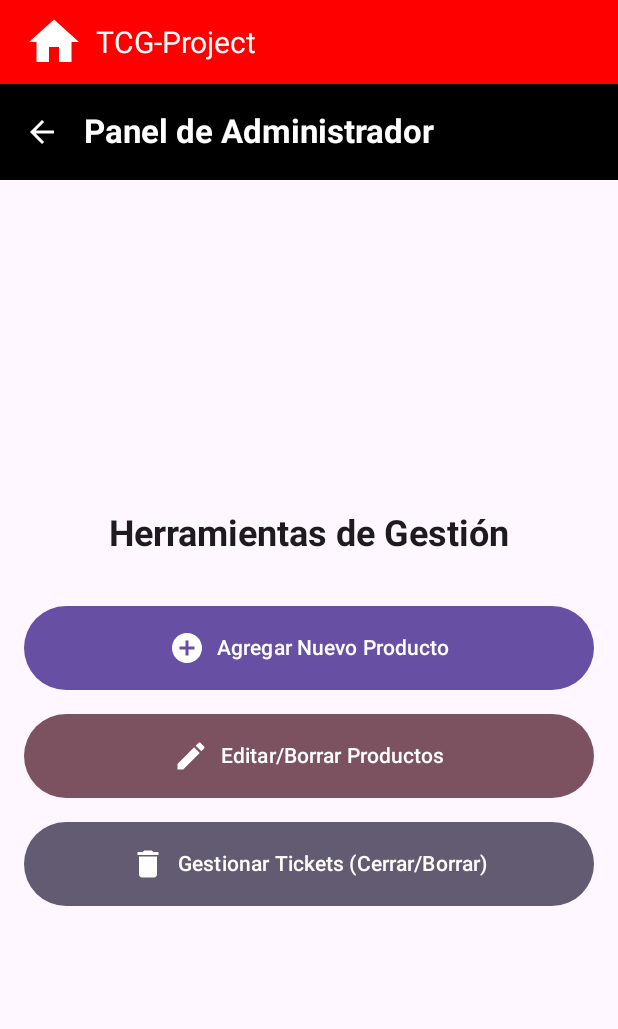
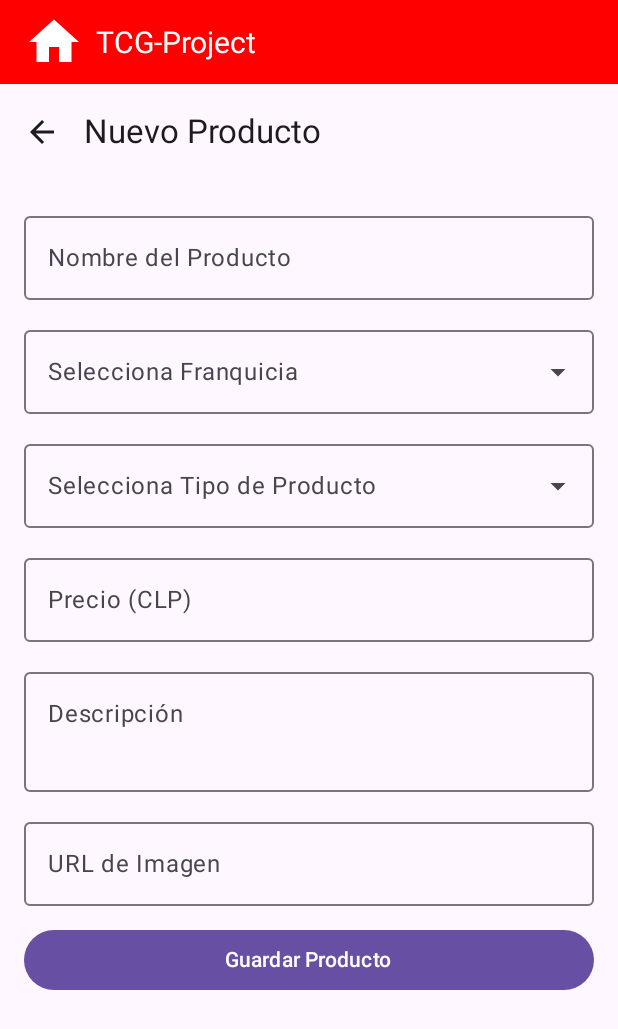
Before and after one commit to Cri-orellana/Proyecto-app-movil, an Android app built with Jetpack Compose: the AdminScreen screen opened through its navigation route, after a tap on "Agregar Nuevo Producto", on a phone screen of 412 x 824 dp. Shown: the top 1029 px of the screen. Run offline under Robolectric (Android 15) with nearby library versions, the light colour scheme and no system bars; pictures from the network do not load.

Commit message:
se agregan funciones borrar y crear objeto en la vision del administrador

```diff
--- a/app/src/main/java/com/example/movil_tcg_app/MainActivity.kt
+++ b/app/src/main/java/com/example/movil_tcg_app/MainActivity.kt
@@ -5,12 +5,18 @@ import android.os.Bundle
 import androidx.activity.ComponentActivity
 import androidx.activity.compose.setContent
 import androidx.activity.enableEdgeToEdge
+import androidx.compose.foundation.layout.Box
+import androidx.compose.foundation.layout.fillMaxSize
 import androidx.compose.foundation.layout.padding
+import androidx.compose.material3.Button
 import androidx.compose.material3.Scaffold
+import androidx.compose.material3.Text
 import androidx.compose.ui.Modifier
 import androidx.compose.ui.platform.LocalContext
 import androidx.compose.runtime.collectAsState
 import androidx.compose.runtime.getValue
+import androidx.compose.ui.Alignment
+import androidx.compose.ui.unit.dp
 import androidx.lifecycle.viewmodel.compose.viewModel
 import androidx.navigation.NavType
 import androidx.navigation.compose.NavHost
@@ -111,6 +117,27 @@ class MainActivity : ComponentActivity() {
                     composable("divisas") {
                         DivisasScreen(viewModel = monedaViewModel)
                     }
+
+                    composable(PantallaApp.AgregarProducto.ruta) {
+                        AgregarProductoScreen(controladorNavegacion, productoViewModel)
+                    }
+
+                    composable(PantallaApp.BorrarProducto.ruta) {
+                        BorrarProductoScreen(
+                            navController = controladorNavegacion,
+                            viewModel = productoViewModel,
+                            imageLoader = imageLoader
+                        )
+                    }
+
+                    composable(PantallaApp.AdminTickets.ruta) {
+                        Box(modifier = Modifier.fillMaxSize(), contentAlignment = Alignment.Center) {
+                            Text("Pantalla de Gestión de Tickets (En construcción)")
+                            Button(onClick = { controladorNavegacion.popBackStack() }, modifier = Modifier.padding(top=32.dp)) {
+                                Text("Volver")
+                            }
+                        }
+                    }
                 }
             }
         }
--- a/app/src/main/java/com/example/movil_tcg_app/view/AdminScreen.kt
+++ b/app/src/main/java/com/example/movil_tcg_app/view/AdminScreen.kt
@@ -5,7 +5,7 @@ import androidx.compose.material.icons.Icons
 import androidx.compose.material.icons.filled.AddCircle
 import androidx.compose.material.icons.filled.ArrowBack
 import androidx.compose.material.icons.filled.Delete
-import androidx.compose.material.icons.filled.Edit
+import androidx.compose.material.icons.filled.List
 import androidx.compose.material3.*
 import androidx.compose.runtime.Composable
 import androidx.compose.ui.Alignment
@@ -48,9 +48,21 @@ fun AdminScreen(navController: NavController) {
             Spacer(modifier = Modifier.height(32.dp))
 
             Button(
-                onClick = { /* TODO: Crear producto */ },
-                modifier = Modifier.fillMaxWidth().height(56.dp),
-                colors = ButtonDefaults.buttonColors(containerColor = MaterialTheme.colorScheme.primary)
+                onClick = { navController.navigate(PantallaApp.BorrarProducto.ruta) },
+                modifier = Modifier.fillMaxWidth().height(60.dp),
+                colors = ButtonDefaults.buttonColors(containerColor = MaterialTheme.colorScheme.error) // Rojo
+            ) {
+                Icon(Icons.Default.Delete, contentDescription = null)
+                Spacer(Modifier.width(8.dp))
+                Text("Eliminar Productos")
+            }
+
+            Spacer(modifier = Modifier.height(16.dp))
+
+            Button(
+                onClick = { navController.navigate(PantallaApp.AgregarProducto.ruta) },
+                modifier = Modifier.fillMaxWidth().height(60.dp),
+                colors = ButtonDefaults.buttonColors(containerColor = MaterialTheme.colorScheme.primary) // Azul/Morado
             ) {
                 Icon(Icons.Default.AddCircle, contentDescription = null)
                 Spacer(Modifier.width(8.dp))
@@ -60,25 +72,13 @@ fun AdminScreen(navController: NavController) {
             Spacer(modifier = Modifier.height(16.dp))
 
             Button(
-                onClick = { /* TODO: Lógica para editar/borrar */ },
-                modifier = Modifier.fillMaxWidth().height(56.dp),
-                colors = ButtonDefaults.buttonColors(containerColor = MaterialTheme.colorScheme.tertiary)
+                onClick = { navController.navigate(PantallaApp.AdminTickets.ruta) },
+                modifier = Modifier.fillMaxWidth().height(60.dp),
+                colors = ButtonDefaults.buttonColors(containerColor = Color.DarkGray)
             ) {
-                Icon(Icons.Default.Edit, contentDescription = null)
+                Icon(Icons.Default.List, contentDescription = null)
                 Spacer(Modifier.width(8.dp))
-                Text("Editar/Borrar Productos")
-            }
-
-            Spacer(modifier = Modifier.height(16.dp))
-
-            Button(
-                onClick = { /* TODO: Ver todos los tickets */ },
-                modifier = Modifier.fillMaxWidth().height(56.dp),
-                colors = ButtonDefaults.buttonColors(containerColor = MaterialTheme.colorScheme.secondary)
-            ) {
-                Icon(Icons.Default.Delete, contentDescription = null)
-                Spacer(Modifier.width(8.dp))
-                Text("Gestionar Tickets (Cerrar/Borrar)")
+                Text("Gestionar Tickets (Admin)")
             }
         }
     }
--- /dev/null
+++ b/app/src/main/java/com/example/movil_tcg_app/view/AgregarProductoScreen.kt
@@ -0,0 +1,192 @@
+package com.example.movil_tcg_app.view
+
+import android.widget.Toast
+import androidx.compose.foundation.layout.*
+import androidx.compose.foundation.rememberScrollState
+import androidx.compose.foundation.text.KeyboardOptions
+import androidx.compose.foundation.verticalScroll
+import androidx.compose.material.icons.Icons
+import androidx.compose.material.icons.filled.ArrowBack
+import androidx.compose.material3.*
+import androidx.compose.runtime.*
+import androidx.compose.ui.Modifier
+import androidx.compose.ui.graphics.Color
+import androidx.compose.ui.platform.LocalContext
+import androidx.compose.ui.text.input.KeyboardType
+import androidx.compose.ui.unit.dp
+import androidx.navigation.NavController
+import com.example.movil_tcg_app.model.ProductoApi
+import com.example.movil_tcg_app.viewmodel.ProductoViewModel
+
+@OptIn(ExperimentalMaterial3Api::class)
+@Composable
+fun AgregarProductoScreen(
+    navController: NavController,
+    viewModel: ProductoViewModel
+) {
+    val state by viewModel.uiState.collectAsState()
+    val context = LocalContext.current
+
+    val listaFranquicias = listOf("pokemon", "yugioh", "magic", "mitos")
+    val listaTipos = listOf("cartas", "decks", "boxes", "accesorios")
+
+    var nombre by remember { mutableStateOf("") }
+
+    var franquicia by remember { mutableStateOf("") }
+    var tipo by remember { mutableStateOf("") }
+
+    var precio by remember { mutableStateOf("") }
+    var descripcion by remember { mutableStateOf("") }
+    var urlImagen by remember { mutableStateOf("") }
+
+    LaunchedEffect(state.mensajeExito) {
+        state.mensajeExito?.let {
+            Toast.makeText(context, it, Toast.LENGTH_SHORT).show()
+            viewModel.limpiarEstados()
+            navController.popBackStack()
+        }
+    }
+
+    Scaffold(
+        topBar = {
+            TopAppBar(
+                title = { Text("Nuevo Producto") },
+                navigationIcon = {
+                    IconButton(onClick = { navController.popBackStack() }) {
+                        Icon(Icons.Default.ArrowBack, contentDescription = null)
+                    }
+                }
+            )
+        }
+    ) { padding ->
+        Column(
+            modifier = Modifier
+                .fillMaxSize()
+                .padding(padding)
+                .padding(16.dp)
+                .verticalScroll(rememberScrollState()),
+            verticalArrangement = Arrangement.spacedBy(12.dp)
+        ) {
+            OutlinedTextField(
+                value = nombre,
+                onValueChange = { nombre = it },
+                label = { Text("Nombre del Producto") },
+                modifier = Modifier.fillMaxWidth()
+            )
+
+            DropdownInput(
+                label = "Selecciona Franquicia",
+                options = listaFranquicias,
+                selectedOption = franquicia,
+                onOptionSelected = { franquicia = it }
+            )
+
+            DropdownInput(
+                label = "Selecciona Tipo de Producto",
+                options = listaTipos,
+                selectedOption = tipo,
+                onOptionSelected = { tipo = it }
+            )
+
+            OutlinedTextField(
+                value = precio,
+                onValueChange = { precio = it },
+                label = { Text("Precio (CLP)") },
+                keyboardOptions = KeyboardOptions(keyboardType = KeyboardType.Number),
+                modifier = Modifier.fillMaxWidth()
+            )
+
+            OutlinedTextField(
+                value = descripcion,
+                onValueChange = { descripcion = it },
+                label = { Text("Descripción") },
+                modifier = Modifier.fillMaxWidth(),
+                minLines = 3
+            )
+
+            OutlinedTextField(
+                value = urlImagen,
+                onValueChange = { urlImagen = it },
+                label = { Text("URL de Imagen") },
+                modifier = Modifier.fillMaxWidth()
+            )
+
+            if (state.error != null) {
+                Text(text = state.error ?: "", color = Color.Red)
+            }
+
+            Button(
+                onClick = {
+                    if (nombre.isNotBlank() && precio.isNotBlank() && franquicia.isNotBlank() && tipo.isNotBlank()) {
+                        val nuevo = ProductoApi(
+                            productId = null,
+                            nombreProduto = nombre,
+                            franquicia = franquicia,
+                            tipo = tipo,
+                            precio = precio.toIntOrNull() ?: 0,
+                            descripcion = descripcion,
+                            urlImagen = urlImagen
+                        )
+                        viewModel.crearProducto(nuevo)
+                    } else {
+                        Toast.makeText(context, "Complete todos los campos requeridos", Toast.LENGTH_SHORT).show()
+                    }
+                },
+                modifier = Modifier.fillMaxWidth(),
+                enabled = !state.isLoading
+            ) {
+                if (state.isLoading) {
+                    CircularProgressIndicator(
+                        modifier = Modifier.size(24.dp),
+                        color = Color.White,
+                        strokeWidth = 2.dp
+                    )
+                } else {
+                    Text("Guardar Producto")
+                }
+            }
+        }
+    }
+}
+
+@OptIn(ExperimentalMaterial3Api::class)
+@Composable
+fun DropdownInput(
+    label: String,
+    options: List<String>,
+    selectedOption: String,
+    onOptionSelected: (String) -> Unit
+) {
+    var expanded by remember { mutableStateOf(false) }
+
+    ExposedDropdownMenuBox(
+        expanded = expanded,
+        onExpandedChange = { expanded = !expanded },
+        modifier = Modifier.fillMaxWidth()
+    ) {
+        OutlinedTextField(
+            value = selectedOption,
+            onValueChange = {},
+            readOnly = true,
+            label = { Text(label) },
+            trailingIcon = { ExposedDropdownMenuDefaults.TrailingIcon(expanded = expanded) },
+            colors = ExposedDropdownMenuDefaults.outlinedTextFieldColors(),
+            modifier = Modifier.menuAnchor().fillMaxWidth()
+        )
+
+        ExposedDropdownMenu(
+            expanded = expanded,
+            onDismissRequest = { expanded = false }
+        ) {
+            options.forEach { option ->
+                DropdownMenuItem(
+                    text = { Text(option) },
+                    onClick = {
+                        onOptionSelected(option)
+                        expanded = false
+                    }
+                )
+            }
+        }
+    }
+}
```
Also changed, not shown: app/src/main/java/com/example/movil_tcg_app/repository/Repositorio.kt (+8 -0 lines), app/src/main/java/com/example/movil_tcg_app/view/BorrarProductoScreen.kt (added, +93 -0 lines), app/src/main/java/com/example/movil_tcg_app/view/PantallaApp.kt (+6 -2 lines), app/src/main/java/com/example/movil_tcg_app/viewmodel/ProductoViewModel.kt (+49 -4 lines).
